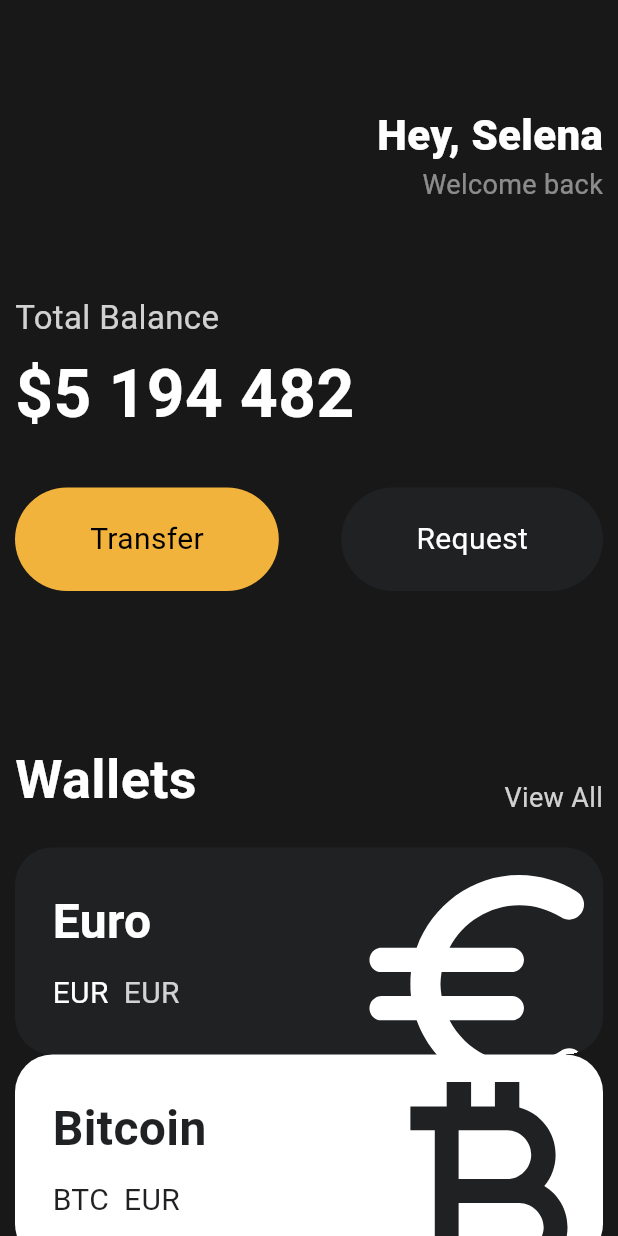
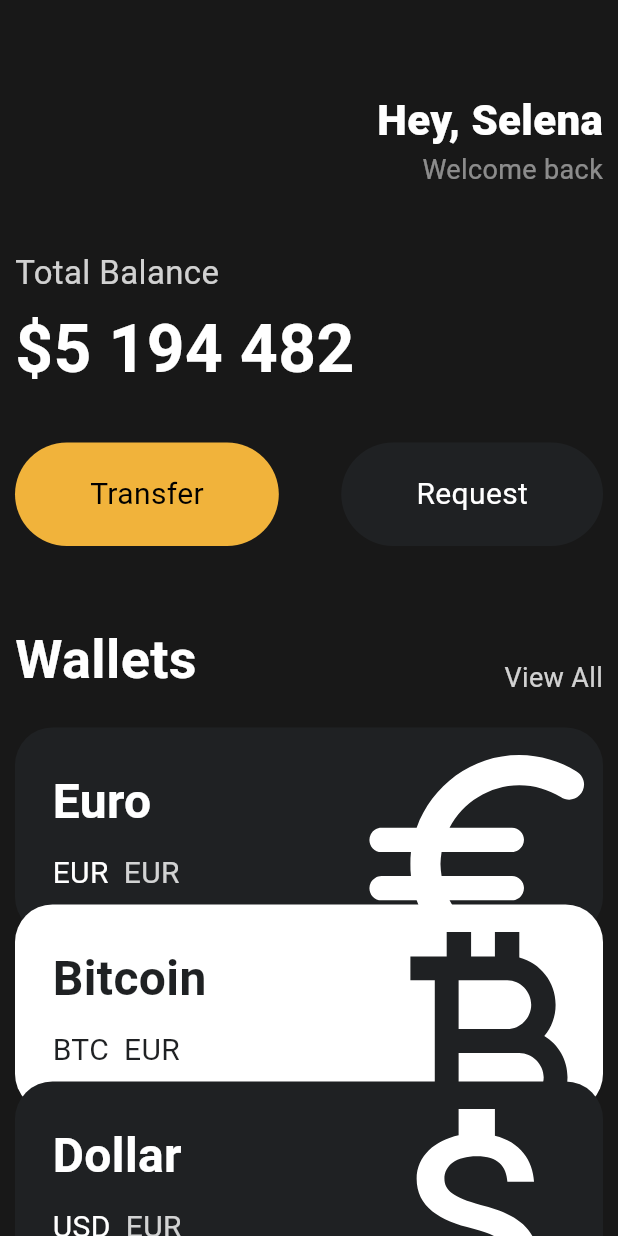
Before and after one commit to kijiwon/toonflix, a Flutter app: the screen it shows after launch, on a phone screen of 412 x 824 dp. Run offline on Flutter 3.47's test engine with Material 3 defaults, Android fonts, the phone set to English and light mode, and no system bars.

```diff
--- a/lib/main.dart
+++ b/lib/main.dart
@@ -31,7 +31,8 @@ class MyApp extends StatelessWidget {
       home: Scaffold(
         // 8. scaffold widget을 사용해 화면 구성
         backgroundColor: const Color(0xFF181818), // custom color
-        body: Padding(
+        body: SingleChildScrollView(
+          child: Padding(
             padding: const EdgeInsets.symmetric(
               horizontal: 10,
             ), // 수평 방향으로 여백 넣기
@@ -41,7 +42,7 @@ class MyApp extends StatelessWidget {
               children: [
                 // 여백 공간 넣기
                 const SizedBox(
-                height: 70,
+                  height: 60,
                 ),
                 Row(
                   // 수평 방향 정렬
@@ -71,7 +72,7 @@ class MyApp extends StatelessWidget {
                   ],
                 ),
                 const SizedBox(
-                height: 60,
+                  height: 40,
                 ),
                 Text(
                   'Total Balance',
@@ -111,7 +112,7 @@ class MyApp extends StatelessWidget {
                   ],
                 ),
                 const SizedBox(
-                height: 100,
+                  height: 50,
                 ),
                 Row(
                   crossAxisAlignment: CrossAxisAlignment.end, // 세로축 정렬
@@ -144,21 +145,28 @@ class MyApp extends StatelessWidget {
                   icon: Icons.euro_rounded,
                   isInverted: false,
                 ),
-              const CurrencyCard(
+                Transform.translate(
+                  offset: const Offset(0, -20),
+                  child: const CurrencyCard(
                     name: 'Bitcoin',
                     code: 'BTC',
                     amount: '9 785',
                     icon: Icons.currency_bitcoin,
                     isInverted: true,
                   ),
-              const CurrencyCard(
+                ),
+                Transform.translate(
+                  offset: const Offset(0, -40),
+                  child: const CurrencyCard(
                     name: 'Dollar',
                     code: 'USD',
                     amount: '428',
                     icon: Icons.attach_money_outlined,
                     isInverted: false,
                   ),
+                ),
               ],
+            ),
           ),
         ),
       ),
```
Lines whose indentation alone changed are shown as unchanged.
